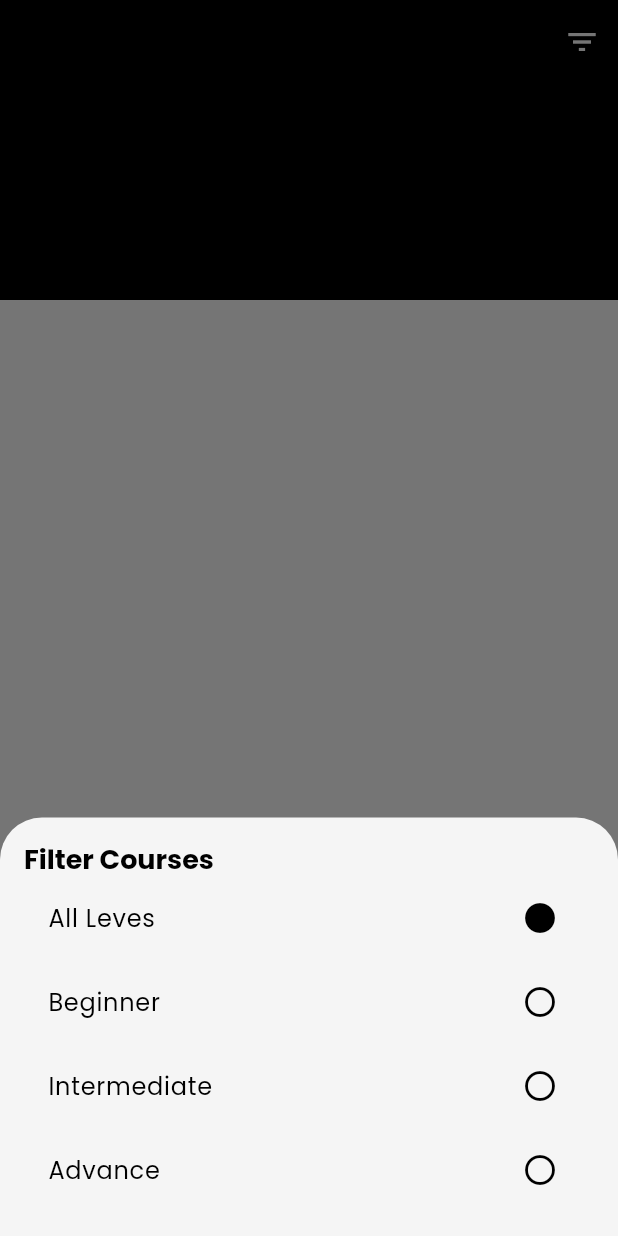
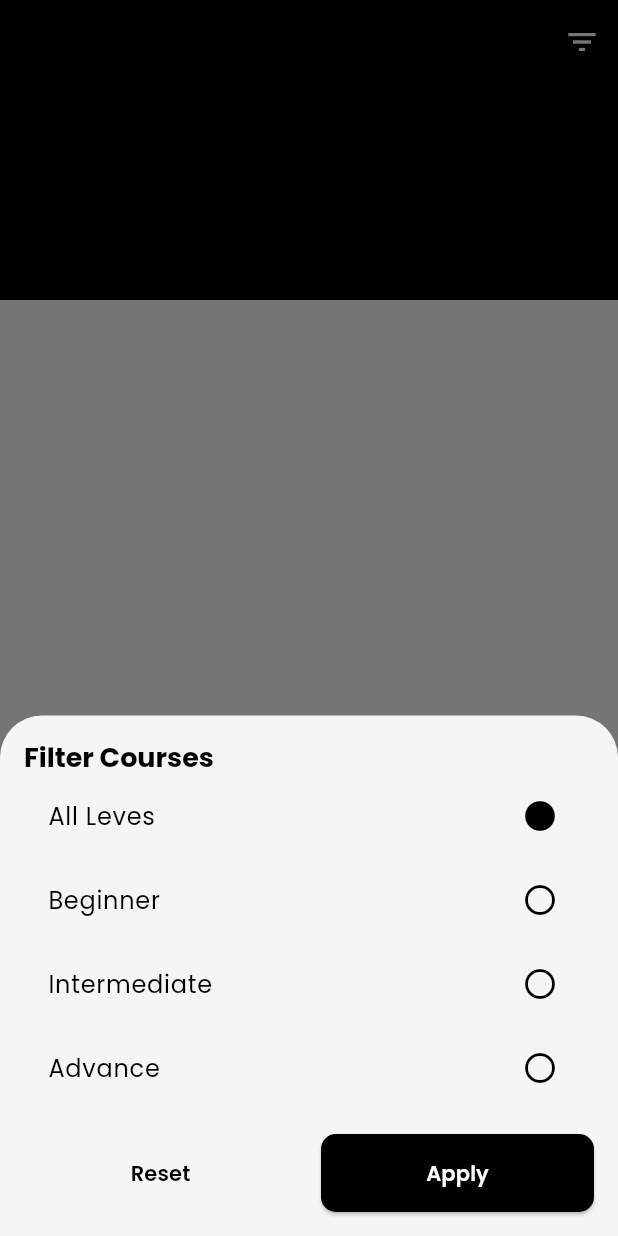
Before and after one commit to msbzz/E_LEARNING_APP, a Flutter app: the CourseListScreen screen opened by its route, after a tap on the "filter list" icon, on a phone screen of 412 x 824 dp. Run offline on Flutter 3.47's test engine with Material 3 defaults, Android fonts, the phone set to English and light mode, and no system bars; our stand-ins replace bloc, cached_network_image, equatable, flutter_bloc, get, get_storage and 3 more; accounts and stored records are empty.

Commit message:
Course List Screen part4

```diff
--- a/lib/views/course/course_list/widgets/course_filter_dialog.dart
+++ b/lib/views/course/course_list/widgets/course_filter_dialog.dart
@@ -24,6 +24,24 @@ class CourseFilterDialog extends StatelessWidget {
           _buildFilterOption(context, 'Beginner', false),
           _buildFilterOption(context, 'Intermediate', false),
           _buildFilterOption(context, 'Advance', false),
+          const SizedBox(height: 16),
+          Row(
+            children: [
+              Expanded(
+                child: TextButton(
+                  onPressed: () => Navigator.pop(context),
+                  child: Text('Reset'),
+                ),
+              ),
+              const SizedBox(width: 16),
+              Expanded(
+                child: ElevatedButton(
+                  onPressed: () => Navigator.pop(context),
+                  child: Text('Apply'),
+                ),
+              ),
+            ],
+          ),
         ],
       ),
     );
```
